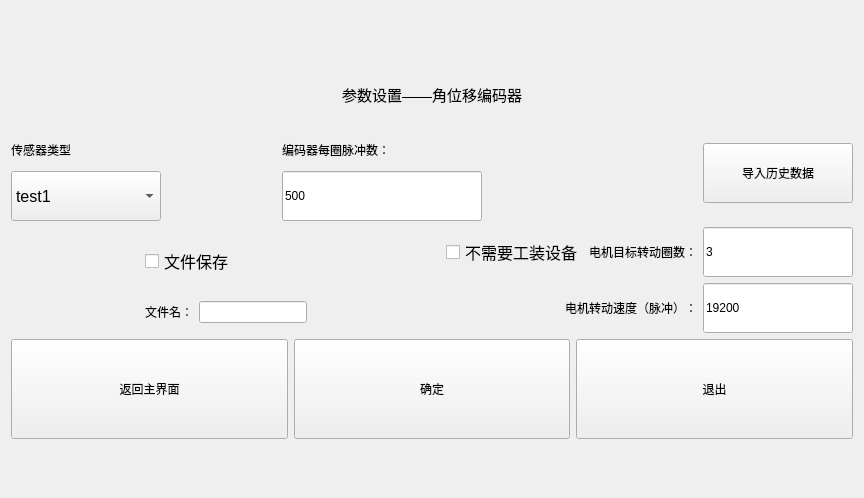
Above: ui_param/paramwin_angleencoder.ui from Dirck-YHP/Proj_sensor_detect before the change. Below: the same form after it.
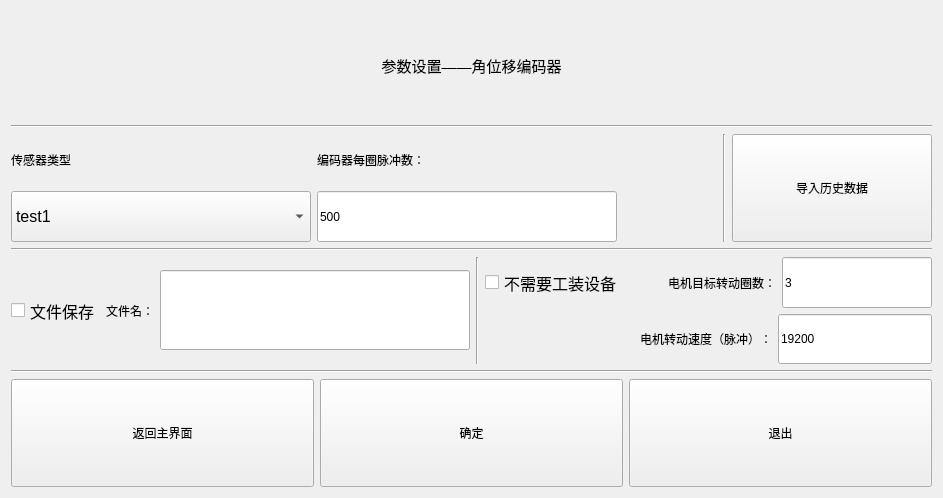
That is the form after the change.

What changed in the file:
```diff
--- a/ui_param/paramwin_angleencoder.ui
+++ b/ui_param/paramwin_angleencoder.ui
@@ -6,7 +6,7 @@
    <rect>
     <x>0</x>
     <y>0</y>
-    <width>864</width>
+    <width>943</width>
     <height>498</height>
    </rect>
   </property>
@@ -26,8 +26,8 @@
        </property>
        <property name="maximumSize">
         <size>
-         <width>2000</width>
-         <height>50</height>
+         <width>8989888</width>
+         <height>300</height>
         </size>
        </property>
        <property name="font">
@@ -43,6 +43,16 @@
        </property>
       </widget>
      </item>
+     <item>
+      <widget class="Line" name="line_5">
+       <property name="styleSheet">
+        <string notr="true">background-color: rgb（255,255,255）</string>
+       </property>
+       <property name="orientation">
+        <enum>Qt::Horizontal</enum>
+       </property>
+      </widget>
+     </item>
      <item>
       <layout class="QHBoxLayout" name="horizontalLayout_3">
        <item>
@@ -58,7 +68,7 @@
            <property name="maximumSize">
             <size>
              <width>16777215</width>
-             <height>30</height>
+             <height>7777</height>
             </size>
            </property>
            <property name="text">
@@ -68,16 +78,22 @@
          </item>
          <item>
           <widget class="QComboBox" name="cBox_angle_sensor_type">
+           <property name="sizePolicy">
+            <sizepolicy hsizetype="Preferred" vsizetype="Preferred">
+             <horstretch>0</horstretch>
+             <verstretch>0</verstretch>
+            </sizepolicy>
+           </property>
            <property name="minimumSize">
             <size>
-             <width>150</width>
+             <width>300</width>
              <height>50</height>
             </size>
            </property>
            <property name="maximumSize">
             <size>
-             <width>200</width>
-             <height>16777215</height>
+             <width>7777</width>
+             <height>80</height>
             </size>
            </property>
            <property name="font">
@@ -99,19 +115,6 @@
          </item>
         </layout>
        </item>
-       <item>
-        <spacer name="horizontalSpacer_2">
-         <property name="orientation">
-          <enum>Qt::Horizontal</enum>
-         </property>
-         <property name="sizeHint" stdset="0">
-          <size>
-           <width>40</width>
-           <height>20</height>
-          </size>
-         </property>
-        </spacer>
-       </item>
        <item>
         <layout class="QVBoxLayout" name="verticalLayout_2">
          <item>
@@ -125,7 +128,7 @@
            <property name="maximumSize">
             <size>
              <width>400</width>
-             <height>30</height>
+             <height>7777</height>
             </size>
            </property>
            <property name="text">
@@ -135,16 +138,22 @@
          </item>
          <item>
           <widget class="QLineEdit" name="lineE_pulse_per_cir">
+           <property name="sizePolicy">
+            <sizepolicy hsizetype="Expanding" vsizetype="Preferred">
+             <horstretch>0</horstretch>
+             <verstretch>0</verstretch>
+            </sizepolicy>
+           </property>
            <property name="minimumSize">
             <size>
-             <width>150</width>
+             <width>200</width>
              <height>50</height>
             </size>
            </property>
            <property name="maximumSize">
             <size>
-             <width>200</width>
-             <height>16777215</height>
+             <width>7777</width>
+             <height>80</height>
             </size>
            </property>
            <property name="text">
@@ -155,7 +164,7 @@
         </layout>
        </item>
        <item>
-        <spacer name="horizontalSpacer_4">
+        <spacer name="horizontalSpacer_2">
          <property name="orientation">
           <enum>Qt::Horizontal</enum>
          </property>
@@ -167,17 +176,33 @@
          </property>
         </spacer>
        </item>
+       <item>
+        <widget class="Line" name="line_3">
+         <property name="styleSheet">
+          <string notr="true">background-color: rgb（255,255,255）</string>
+         </property>
+         <property name="orientation">
+          <enum>Qt::Vertical</enum>
+         </property>
+        </widget>
+       </item>
        <item>
         <widget class="QPushButton" name="btn_load_data">
+         <property name="sizePolicy">
+          <sizepolicy hsizetype="Minimum" vsizetype="Preferred">
+           <horstretch>0</horstretch>
+           <verstretch>0</verstretch>
+          </sizepolicy>
+         </property>
          <property name="minimumSize">
           <size>
-           <width>150</width>
+           <width>200</width>
            <height>60</height>
           </size>
          </property>
          <property name="maximumSize">
           <size>
-           <width>200</width>
+           <width>77777</width>
            <height>16777215</height>
           </size>
          </property>
@@ -188,25 +213,28 @@
        </item>
       </layout>
      </item>
+     <item>
+      <widget class="Line" name="line_2">
+       <property name="styleSheet">
+        <string notr="true">background-color: rgb（255,255,255）</string>
+       </property>
+       <property name="orientation">
+        <enum>Qt::Horizontal</enum>
+       </property>
+      </widget>
+     </item>
      <item>
       <layout class="QHBoxLayout" name="horizontalLayout_4">
-       <item>
-        <spacer name="horizontalSpacer_3">
-         <property name="orientation">
-          <enum>Qt::Horizontal</enum>
-         </property>
-         <property name="sizeHint" stdset="0">
-          <size>
-           <width>40</width>
-           <height>20</height>
-          </size>
-         </property>
-        </spacer>
-       </item>
        <item>
         <layout class="QVBoxLayout" name="verticalLayout_5">
          <item>
           <widget class="QCheckBox" name="cBox_file_save">
+           <property name="sizePolicy">
+            <sizepolicy hsizetype="Minimum" vsizetype="Preferred">
+             <horstretch>0</horstretch>
+             <verstretch>0</verstretch>
+            </sizepolicy>
+           </property>
            <property name="minimumSize">
             <size>
              <width>0</width>
@@ -225,34 +253,50 @@
            </property>
           </widget>
          </item>
+        </layout>
+       </item>
+       <item>
+        <layout class="QHBoxLayout" name="horizontalLayout_6">
          <item>
-          <layout class="QHBoxLayout" name="horizontalLayout_6">
-           <item>
-            <widget class="QLabel" name="label_file_name">
-             <property name="text">
-              <string>文件名：</string>
-             </property>
-            </widget>
-           </item>
-           <item>
-            <widget class="QLineEdit" name="lineE_file_name"/>
-           </item>
-          </layout>
+          <widget class="QLabel" name="label_file_name">
+           <property name="text">
+            <string>文件名：</string>
+           </property>
+          </widget>
          </item>
+         <item>
+          <widget class="QLineEdit" name="lineE_file_name">
+           <property name="sizePolicy">
+            <sizepolicy hsizetype="Expanding" vsizetype="Preferred">
+             <horstretch>0</horstretch>
+             <verstretch>0</verstretch>
+            </sizepolicy>
+           </property>
+           <property name="minimumSize">
+            <size>
+             <width>200</width>
+             <height>0</height>
+            </size>
+           </property>
+           <property name="maximumSize">
+            <size>
+             <width>16777215</width>
+             <height>80</height>
+            </size>
+           </property>
+          </widget>
+         </item>
         </layout>
        </item>
        <item>
-        <spacer name="horizontalSpacer">
+        <widget class="Line" name="line">
+         <property name="styleSheet">
+          <string notr="true">background-color: rgb（255,255,255）</string>
+         </property>
          <property name="orientation">
-          <enum>Qt::Horizontal</enum>
+          <enum>Qt::Vertical</enum>
          </property>
-         <property name="sizeHint" stdset="0">
-          <size>
-           <width>40</width>
-           <height>20</height>
-          </size>
-         </property>
-        </spacer>
+        </widget>
        </item>
        <item>
         <layout class="QVBoxLayout" name="verticalLayout_3">
@@ -261,7 +305,7 @@
            <item>
             <widget class="QCheckBox" name="checkBox_no_need_device">
              <property name="sizePolicy">
-              <sizepolicy hsizetype="Fixed" vsizetype="Fixed">
+              <sizepolicy hsizetype="Preferred" vsizetype="Preferred">
                <horstretch>0</horstretch>
                <verstretch>0</verstretch>
               </sizepolicy>
@@ -282,6 +326,19 @@
              </property>
             </widget>
            </item>
+           <item>
+            <spacer name="horizontalSpacer">
+             <property name="orientation">
+              <enum>Qt::Horizontal</enum>
+             </property>
+             <property name="sizeHint" stdset="0">
+              <size>
+               <width>40</width>
+               <height>20</height>
+              </size>
+             </property>
+            </spacer>
+           </item>
            <item>
             <widget class="QLabel" name="label_motor">
              <property name="minimumSize">
@@ -297,6 +354,12 @@
            </item>
            <item>
             <widget class="QLineEdit" name="lineE_target_angle">
+             <property name="sizePolicy">
+              <sizepolicy hsizetype="Expanding" vsizetype="Preferred">
+               <horstretch>0</horstretch>
+               <verstretch>0</verstretch>
+              </sizepolicy>
+             </property>
              <property name="minimumSize">
               <size>
                <width>150</width>
@@ -346,6 +409,12 @@
            </item>
            <item>
             <widget class="QLineEdit" name="lineE_motor_spd">
+             <property name="sizePolicy">
+              <sizepolicy hsizetype="Expanding" vsizetype="Preferred">
+               <horstretch>0</horstretch>
+               <verstretch>0</verstretch>
+              </sizepolicy>
+             </property>
              <property name="minimumSize">
               <size>
                <width>150</width>
@@ -369,10 +438,26 @@
        </item>
       </layout>
      </item>
+     <item>
+      <widget class="Line" name="line_4">
+       <property name="styleSheet">
+        <string notr="true">background-color: rgb（255,255,255）</string>
+       </property>
+       <property name="orientation">
+        <enum>Qt::Horizontal</enum>
+       </property>
+      </widget>
+     </item>
      <item>
       <layout class="QHBoxLayout" name="horizontalLayout">
        <item>
         <widget class="QPushButton" name="btn_back_mainW">
+         <property name="sizePolicy">
+          <sizepolicy hsizetype="Minimum" vsizetype="Preferred">
+           <horstretch>0</horstretch>
+           <verstretch>0</verstretch>
+          </sizepolicy>
+         </property>
          <property name="minimumSize">
           <size>
            <width>200</width>
@@ -386,6 +471,12 @@
        </item>
        <item>
         <widget class="QPushButton" name="btn_ok">
+         <property name="sizePolicy">
+          <sizepolicy hsizetype="Minimum" vsizetype="Preferred">
+           <horstretch>0</horstretch>
+           <verstretch>0</verstretch>
+          </sizepolicy>
+         </property>
          <property name="minimumSize">
           <size>
            <width>200</width>
@@ -399,6 +490,12 @@
        </item>
        <item>
         <widget class="QPushButton" name="btn_exit">
+         <property name="sizePolicy">
+          <sizepolicy hsizetype="Minimum" vsizetype="Preferred">
+           <horstretch>0</horstretch>
+           <verstretch>0</verstretch>
+          </sizepolicy>
+         </property>
          <property name="minimumSize">
           <size>
            <width>200</width>
```
